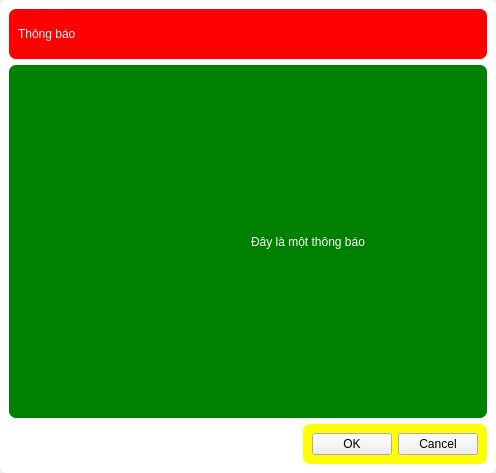
First picture: the form in GUI/custom_window.ui, repository lucid-irl/DTU-Universe, before the edit.
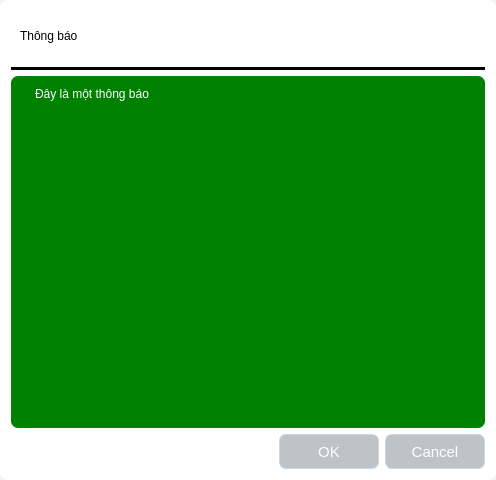
Second picture: the form after the edit. Icons and pictures are not drawn.

Commit message: edit custom window ui

What changed in the file:
```diff
--- a/GUI/custom_window.ui
+++ b/GUI/custom_window.ui
@@ -7,7 +7,7 @@
     <x>0</x>
     <y>0</y>
     <width>496</width>
-    <height>473</height>
+    <height>480</height>
    </rect>
   </property>
   <property name="windowTitle">
@@ -41,6 +41,18 @@
       <enum>QFrame::Raised</enum>
      </property>
      <layout class="QVBoxLayout" name="verticalLayout_2">
+      <property name="leftMargin">
+       <number>11</number>
+      </property>
+      <property name="topMargin">
+       <number>11</number>
+      </property>
+      <property name="rightMargin">
+       <number>11</number>
+      </property>
+      <property name="bottomMargin">
+       <number>11</number>
+      </property>
       <item>
        <widget class="QFrame" name="frame_titlebar">
         <property name="sizePolicy">
@@ -57,8 +69,7 @@
         </property>
         <property name="styleSheet">
          <string notr="true">QFrame {
-background-color: red;
-color: white;
+color: black;
 }</string>
         </property>
         <property name="frameShape">
@@ -70,6 +81,12 @@
         <layout class="QHBoxLayout" name="horizontalLayout">
          <item>
           <widget class="QLabel" name="label_title">
+           <property name="font">
+            <font>
+             <family>Segoe UI</family>
+             <pointsize>9</pointsize>
+            </font>
+           </property>
            <property name="text">
             <string>Thông báo</string>
            </property>
@@ -78,6 +95,16 @@
         </layout>
        </widget>
       </item>
+      <item>
+       <widget class="Line" name="line">
+        <property name="styleSheet">
+         <string notr="true">background-color: rgb(0, 0, 0);</string>
+        </property>
+        <property name="orientation">
+         <enum>Qt::Horizontal</enum>
+        </property>
+       </widget>
+      </item>
       <item>
        <widget class="QFrame" name="frame_content">
         <property name="sizePolicy">
@@ -99,8 +126,26 @@
          <enum>QFrame::Raised</enum>
         </property>
         <layout class="QHBoxLayout" name="horizontalLayout_2">
-         <item>
+         <property name="leftMargin">
+          <number>11</number>
+         </property>
+         <property name="topMargin">
+          <number>11</number>
+         </property>
+         <property name="rightMargin">
+          <number>11</number>
+         </property>
+         <property name="bottomMargin">
+          <number>0</number>
+         </property>
+         <item alignment="Qt::AlignTop">
           <widget class="QLabel" name="label_image">
+           <property name="sizePolicy">
+            <sizepolicy hsizetype="Fixed" vsizetype="Fixed">
+             <horstretch>0</horstretch>
+             <verstretch>0</verstretch>
+            </sizepolicy>
+           </property>
            <property name="text">
             <string/>
            </property>
@@ -109,8 +154,20 @@
            </property>
           </widget>
          </item>
-         <item>
+         <item alignment="Qt::AlignTop">
           <widget class="QLabel" name="label_content">
+           <property name="sizePolicy">
+            <sizepolicy hsizetype="Preferred" vsizetype="Preferred">
+             <horstretch>0</horstretch>
+             <verstretch>0</verstretch>
+            </sizepolicy>
+           </property>
+           <property name="font">
+            <font>
+             <family>Segoe UI</family>
+             <pointsize>9</pointsize>
+            </font>
+           </property>
            <property name="text">
             <string>Đây là một thông báo</string>
            </property>
@@ -122,16 +179,33 @@
       <item alignment="Qt::AlignRight">
        <widget class="QFrame" name="frame_buttons">
         <property name="sizePolicy">
-         <sizepolicy hsizetype="Fixed" vsizetype="Fixed">
+         <sizepolicy hsizetype="Expanding" vsizetype="Fixed">
           <horstretch>0</horstretch>
           <verstretch>0</verstretch>
          </sizepolicy>
         </property>
+        <property name="font">
+         <font>
+          <family>Segoe UI</family>
+          <pointsize>33</pointsize>
+         </font>
+        </property>
         <property name="styleSheet">
-         <string notr="true">QFrame {
-background-color: yellow;
-color: white;
-}</string>
+         <string notr="true">
+
+QPushButton {
+font-family: &quot;Segoe UI&quot;;
+font-size: 15px;
+border-radius: 7px;
+border: 1px solid #ced6e0;
+background-color: #bdc3c7;
+color: #ffffff;
+}
+
+QPushButton:hover {
+background-color:#34495e;
+}
+</string>
         </property>
         <property name="frameShape">
          <enum>QFrame::StyledPanel</enum>
@@ -140,8 +214,32 @@
          <enum>QFrame::Raised</enum>
         </property>
         <layout class="QHBoxLayout" name="horizontalLayout_3">
+         <property name="leftMargin">
+          <number>0</number>
+         </property>
+         <property name="topMargin">
+          <number>0</number>
+         </property>
+         <property name="rightMargin">
+          <number>0</number>
+         </property>
+         <property name="bottomMargin">
+          <number>0</number>
+         </property>
          <item>
           <widget class="QPushButton" name="button_OK">
+           <property name="sizePolicy">
+            <sizepolicy hsizetype="Minimum" vsizetype="Preferred">
+             <horstretch>0</horstretch>
+             <verstretch>0</verstretch>
+            </sizepolicy>
+           </property>
+           <property name="minimumSize">
+            <size>
+             <width>100</width>
+             <height>35</height>
+            </size>
+           </property>
            <property name="text">
             <string>OK</string>
            </property>
@@ -149,6 +247,18 @@
          </item>
          <item>
           <widget class="QPushButton" name="button_Cancel">
+           <property name="sizePolicy">
+            <sizepolicy hsizetype="Minimum" vsizetype="Preferred">
+             <horstretch>0</horstretch>
+             <verstretch>0</verstretch>
+            </sizepolicy>
+           </property>
+           <property name="minimumSize">
+            <size>
+             <width>100</width>
+             <height>35</height>
+            </size>
+           </property>
            <property name="text">
             <string>Cancel</string>
            </property>
```
